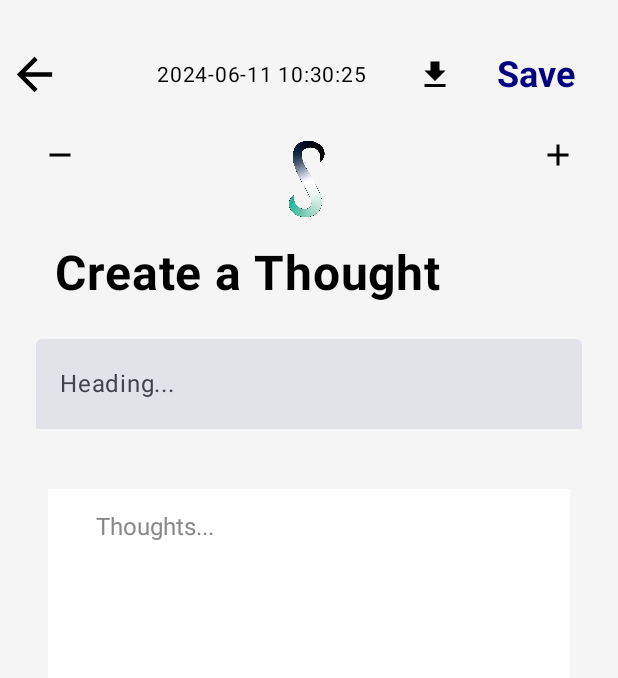
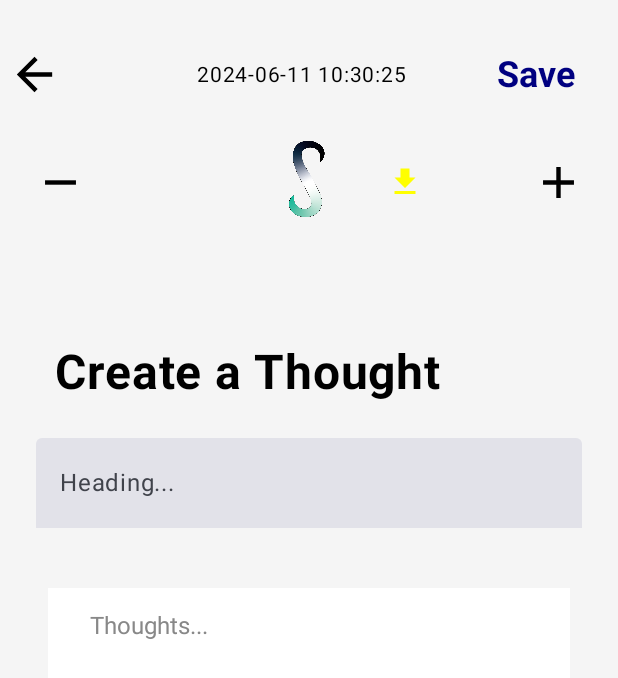
Before and after one commit to knightafter/Slore--A-Password-and-Notes-Manager-App., an Android app built with Jetpack Compose: the ThoughtsScreen screen opened through its navigation route, on a phone screen of 412 x 824 dp. Shown: the top 678 px of the screen. Run offline under Robolectric (Android 15) with nearby library versions, the phone set to English and light mode, and no system bars; our stand-ins replace Firebase (no records; nobody signed in at launch, a user with empty details on screens opened directly); libraries missing offline, so code that uses them is left out: com.itextpdf.kernel, com.itextpdf.layout, org.apache.poi.

Commit message:
set the download icon in the right place

```diff
--- a/app/src/main/java/com/example/slore/thoughtScreen.kt
+++ b/app/src/main/java/com/example/slore/thoughtScreen.kt
@@ -117,15 +117,6 @@ fun ThoughtsScreen(navController: NavHostController) {
                         modifier = Modifier.padding(16.dp)
                     )
 
-                    IconButton(
-                        onClick = { showDownloadDialog = true }
-                    ) {
-                        Icon(
-                            imageVector = Icons.Default.Download,
-                            contentDescription = "Download",
-                            tint = Color.Black
-                        )
-                    }
 
                     TextButton(
                         onClick = {
@@ -156,6 +147,9 @@ fun ThoughtsScreen(navController: NavHostController) {
                     }
                 }
 
+                Spacer(modifier = Modifier.height(18.dp))
+
+
                 // Plus and minus icons
                 Row(
                     modifier = Modifier
@@ -168,12 +162,15 @@ fun ThoughtsScreen(navController: NavHostController) {
                     IconButton(onClick = {
                         if (zoomLevel > 0.5f) {
                             zoomLevel -= 0.1f
+
                         }
                     }) {
                         Icon(
                             imageVector = Icons.Default.Remove,
                             contentDescription = "Zoom Out",
-                            tint = Color.Black
+                            tint = Color.Black,
+                            modifier = Modifier.size(35.dp)
+
                         )
                     }
 
@@ -185,9 +182,21 @@ fun ThoughtsScreen(navController: NavHostController) {
                         Icon(
                             imageVector = Icons.Default.Add,
                             contentDescription = "Zoom In",
-                            tint = Color.Black
+                            tint = Color.Black,
+                            modifier = Modifier.size(35.dp)
                         )
                     }
+                }
+
+                IconButton(
+                    onClick = { showDownloadDialog = true },
+                    modifier = Modifier.offset(x = 230.dp, y = -84.dp)
+                ) {
+                    Icon(
+                        imageVector = Icons.Default.Download,
+                        contentDescription = "Download",
+                        tint = Color.Yellow
+                    )
                 }
 
                 Text(
@@ -256,7 +265,7 @@ fun ThoughtsScreen(navController: NavHostController) {
                                                     text = "Thoughts...",
                                                     style = TextStyle(fontSize = 16.sp * zoomLevel, color = Color.Gray),
                                                     modifier = Modifier
-                                                        .padding(start = 16.dp, bottom = 16.dp)
+                                                        .padding(start = 12.dp, bottom = 16.dp)
                                                 )
                                             }
                                             innerTextField()
@@ -345,7 +354,7 @@ fun ThoughtsScreen(navController: NavHostController) {
                                 }
                             }
                         ) {
-                            Text("OK")
+                            Text("Next")
                         }
                     },
                     dismissButton = {
@@ -411,7 +420,7 @@ fun ThoughtsScreen(navController: NavHostController) {
         ) {
             Image(
                 painter = painterResource(id = R.drawable.artboard_7),
-                contentDescription = "Home Image",
+                contentDescription = "Gemini S image",
                 modifier = Modifier
                     .offset(y = -650.dp)
                     .size(70.dp)
@@ -428,7 +437,7 @@ fun ThoughtsScreen(navController: NavHostController) {
 
 
 fun createPdf(context: Context, heading: String, thought: String) {
-    val path = "/storage/emulated/0/Download/thought.pdf"
+    val path = "/storage/emulated/0/Download/SLore-thought.pdf"
     val writer = PdfWriter(path)
     val pdfDoc = com.itextpdf.kernel.pdf.PdfDocument(writer)
     val document = Document(pdfDoc)
@@ -440,7 +449,7 @@ fun createPdf(context: Context, heading: String, thought: String) {
 }
 
 fun createWord(context: Context, heading: String, thought: String) {
-    val path = "/storage/emulated/0/Download/thought.docx"
+    val path = "/storage/emulated/0/Download/Slore-thought.docx"
     val document = XWPFDocument()
     val fileOut = FileOutputStream(path)
     val paragraph = document.createParagraph()
```
Also changed, not shown: app/src/main/java/com/example/slore/saveNotes.kt (added), app/src/main/java/com/example/slore/saveNotes2.kt (added).
